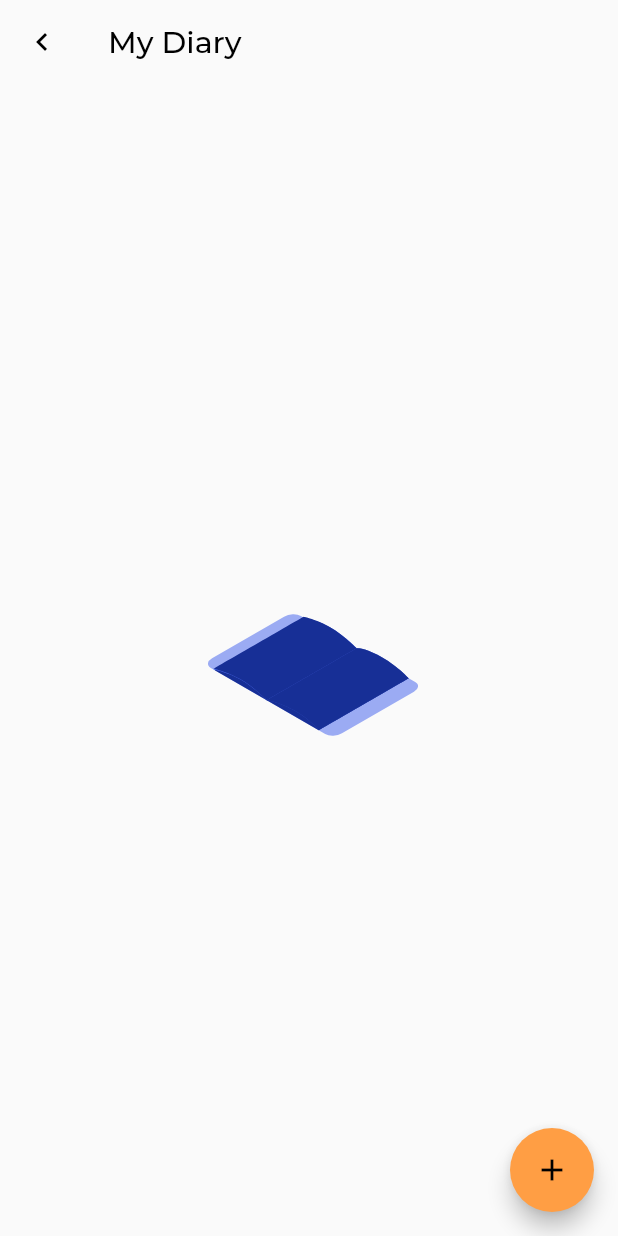
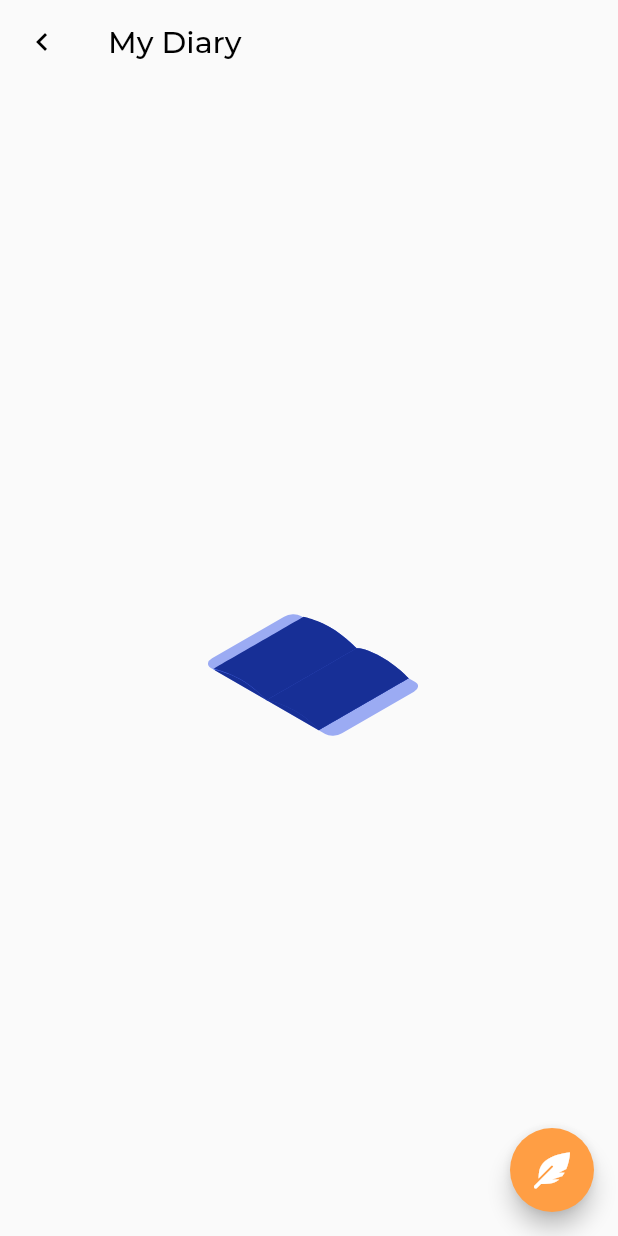
Before and after one commit to peanu77/umatter, a Flutter app: the MyDiaryPage screen opened by its route, on a phone screen of 412 x 824 dp. Run offline on Flutter 3.47's test engine with Material 2 defaults, Android fonts, the phone set to English and light mode, and no system bars; our stand-ins replace audioplayers, cloud_firestore, firebase_auth, firebase_core, flutter_svg, font_awesome_flutter and 6 more; missing offline and left inert: flutterfire_ui; accounts and stored records are empty.

Commit message:
changed button add

```diff
--- a/lib/views/home_page/my_diary/my_diary_page.dart
+++ b/lib/views/home_page/my_diary/my_diary_page.dart
@@ -1,4 +1,5 @@
 import 'package:flutter/material.dart';
+import 'package:font_awesome_flutter/font_awesome_flutter.dart';
 import 'package:get/get.dart';
 import 'package:lottie/lottie.dart';
 import 'package:cloud_firestore/cloud_firestore.dart';
@@ -179,9 +180,9 @@ class _MyDiaryPageState extends State<MyDiaryPage> {
       floatingActionButton: FloatingActionButton(
         backgroundColor: kPrimaryFrmColor,
         tooltip: "Create Diary",
-        child: const Icon(
-          Icons.add,
-          color: Colors.black,
+        child: const FaIcon(
+          FontAwesomeIcons.featherAlt,
+          // color: Colors.black,
         ),
         onPressed: () => Navigator.of(context)
             .push(
```
